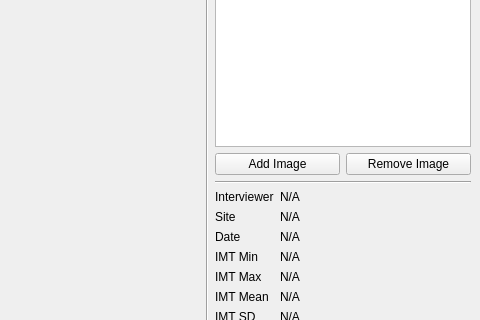
The window that api/interface/qt/QMainAlderWindow.ui (patrickdemond/Alder) describes before a commit, drawn with Qt 5; both pictures show x 746 to 1226 and y 462 to 782 of the 1226 by 900 pixel window.
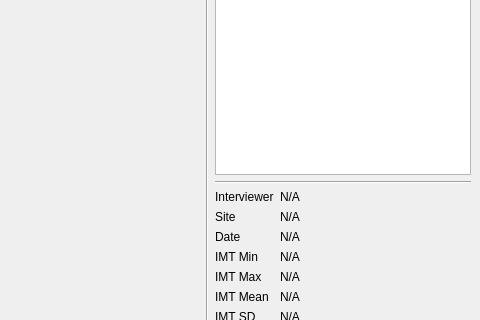
The same window after the commit. Custom widgets are drawn as their Qt base class.

Commit message: Removing unnecessary add/remove image buttons

```diff
--- a/api/interface/qt/QMainAlderWindow.ui
+++ b/api/interface/qt/QMainAlderWindow.ui
@@ -126,24 +126,6 @@
           </column>
          </widget>
         </item>
-        <item>
-         <layout class="QHBoxLayout" name="imageButtonLayout">
-          <item>
-           <widget class="QPushButton" name="addImagePushButton">
-            <property name="text">
-             <string>Add Image</string>
-            </property>
-           </widget>
-          </item>
-          <item>
-           <widget class="QPushButton" name="removeImagePushButton">
-            <property name="text">
-             <string>Remove Image</string>
-            </property>
-           </widget>
-          </item>
-         </layout>
-        </item>
         <item>
          <widget class="Line" name="line2">
           <property name="orientation">
```
The commit also changes 1 other file.
